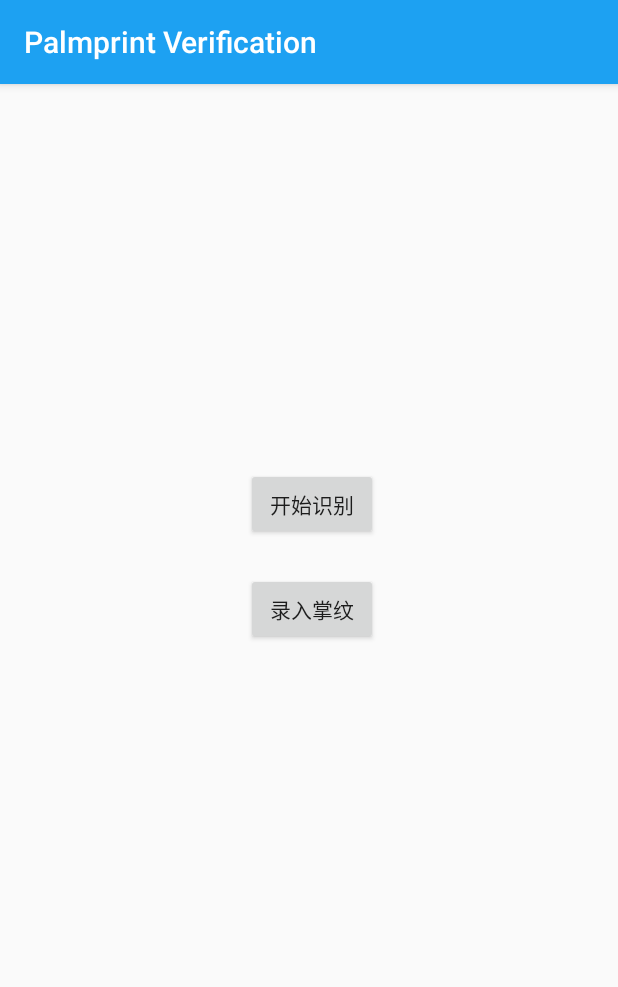
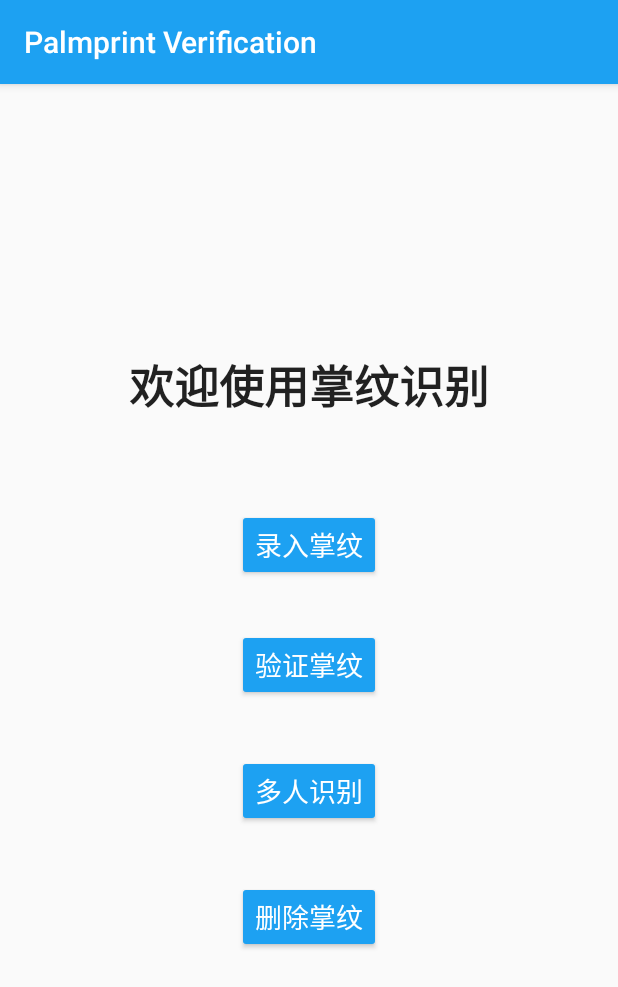
Before and after one commit to Zhaobaba918/Palmprint-Verification, an Android app: the screen it shows after launch (NewMainActivity), on a phone screen of 412 x 824 dp. Shown: the top 987 px of the screen. Run offline under Robolectric (Android 15) with nearby library versions, the phone set to English and light mode, and no system bars; 2 statements that could not run were skipped.

Commit message:
modify ui

```diff
--- a/app/src/main/res/layout/activity_main.xml
+++ b/app/src/main/res/layout/activity_main.xml
@@ -32,6 +32,7 @@
 
     <Button
         android:id="@+id/button"
+        style="@style/Widget.AppCompat.Button.Colored"
         android:layout_width="wrap_content"
         android:layout_height="wrap_content"
         android:layout_marginTop="15dp"
--- a/app/src/main/res/layout/activity_new_main.xml
+++ b/app/src/main/res/layout/activity_new_main.xml
@@ -6,23 +6,70 @@
     android:layout_height="match_parent"
     tools:context=".NewMainActivity">
 
-    <Button
-        android:id="@+id/beginVerifying"
+    <TextView
+        android:id="@+id/textView"
         android:layout_width="wrap_content"
         android:layout_height="wrap_content"
-        android:layout_marginTop="256dp"
-        android:layout_marginEnd="160dp"
-        android:text="开始识别"
+        android:layout_marginTop="178dp"
+        android:text="欢迎使用掌纹识别"
+        android:textAppearance="@style/TextAppearance.AppCompat.Large"
+        android:textSize="30sp"
+        android:textStyle="bold"
         app:layout_constraintEnd_toEndOf="parent"
+        app:layout_constraintHorizontal_bias="0.5"
+        app:layout_constraintStart_toStartOf="parent"
         app:layout_constraintTop_toTopOf="parent" />
 
     <Button
-        android:id="@+id/addPalmButton"
+        android:id="@+id/beginVerifying"
+        style="@style/Widget.AppCompat.Button.Colored"
         android:layout_width="wrap_content"
         android:layout_height="wrap_content"
-        android:layout_marginTop="22dp"
-        android:layout_marginEnd="160dp"
+        android:layout_marginTop="32dp"
+        android:text="验证掌纹"
+        android:textSize="18sp"
+        app:layout_constraintEnd_toEndOf="parent"
+        app:layout_constraintHorizontal_bias="0.5"
+        app:layout_constraintStart_toStartOf="parent"
+        app:layout_constraintTop_toBottomOf="@+id/addPalmButton" />
+
+    <Button
+        android:id="@+id/addPalmButton"
+        style="@style/Widget.AppCompat.Button.Colored"
+        android:layout_width="wrap_content"
+        android:layout_height="wrap_content"
+        android:layout_marginTop="60dp"
         android:text="录入掌纹"
+        android:textSize="18sp"
         app:layout_constraintEnd_toEndOf="parent"
+        app:layout_constraintHorizontal_bias="0.5"
+        app:layout_constraintStart_toStartOf="parent"
+        app:layout_constraintTop_toBottomOf="@+id/textView" />
+
+    <Button
+        android:id="@+id/multiRecognize"
+        style="@style/Widget.AppCompat.Button.Colored"
+        android:layout_width="wrap_content"
+        android:layout_height="wrap_content"
+        android:layout_marginTop="36dp"
+        android:text="多人识别"
+        android:textSize="18sp"
+        app:layout_constraintEnd_toEndOf="parent"
+        app:layout_constraintHorizontal_bias="0.5"
+        app:layout_constraintStart_toStartOf="parent"
         app:layout_constraintTop_toBottomOf="@+id/beginVerifying" />
+
+    <Button
+        android:id="@+id/deletePalmprint"
+        style="@style/Widget.AppCompat.Button.Colored"
+        android:layout_width="wrap_content"
+        android:layout_height="wrap_content"
+        android:layout_marginTop="36dp"
+        android:text="删除掌纹"
+        android:textSize="18sp"
+        app:layout_constraintEnd_toEndOf="parent"
+        app:layout_constraintHorizontal_bias="0.5"
+        app:layout_constraintStart_toStartOf="parent"
+        app:layout_constraintTop_toBottomOf="@+id/multiRecognize" />
+
 </androidx.constraintlayout.widget.ConstraintLayout>
--- a/build.gradle
+++ b/build.gradle
@@ -7,7 +7,7 @@ buildscript {
 
     }
     dependencies {
-        classpath 'com.android.tools.build:gradle:4.0.0'
+        classpath 'com.android.tools.build:gradle:4.1.3'
 
         // NOTE: Do not place your application dependencies here; they belong
         // in the individual module build.gradle files
```
